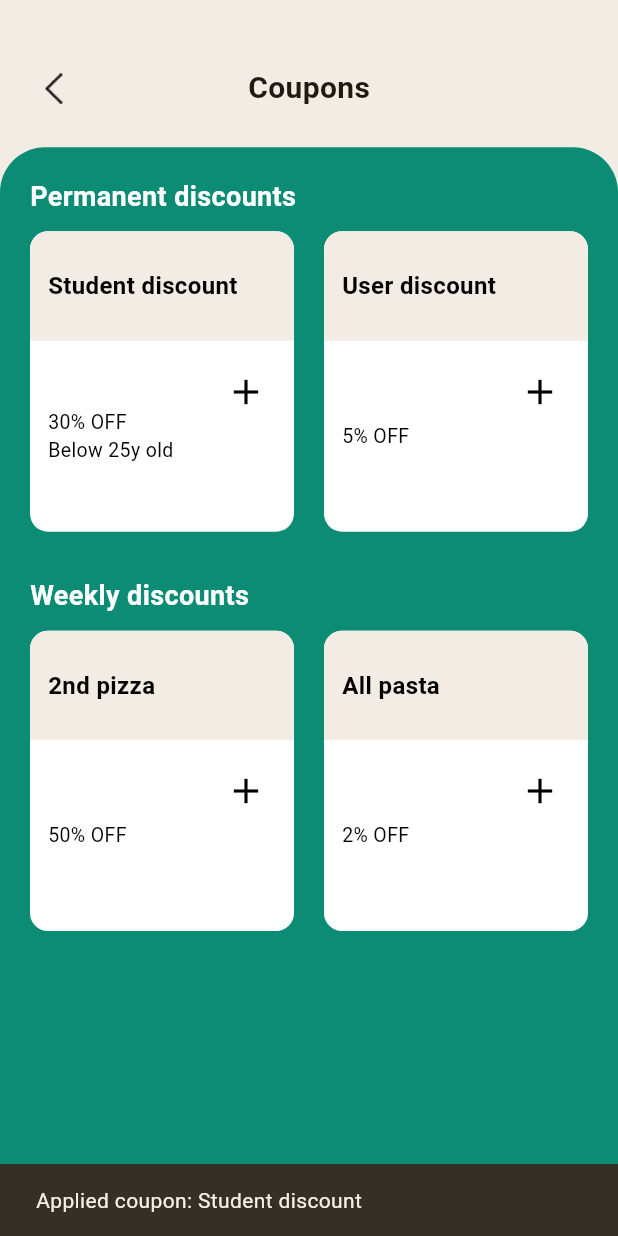
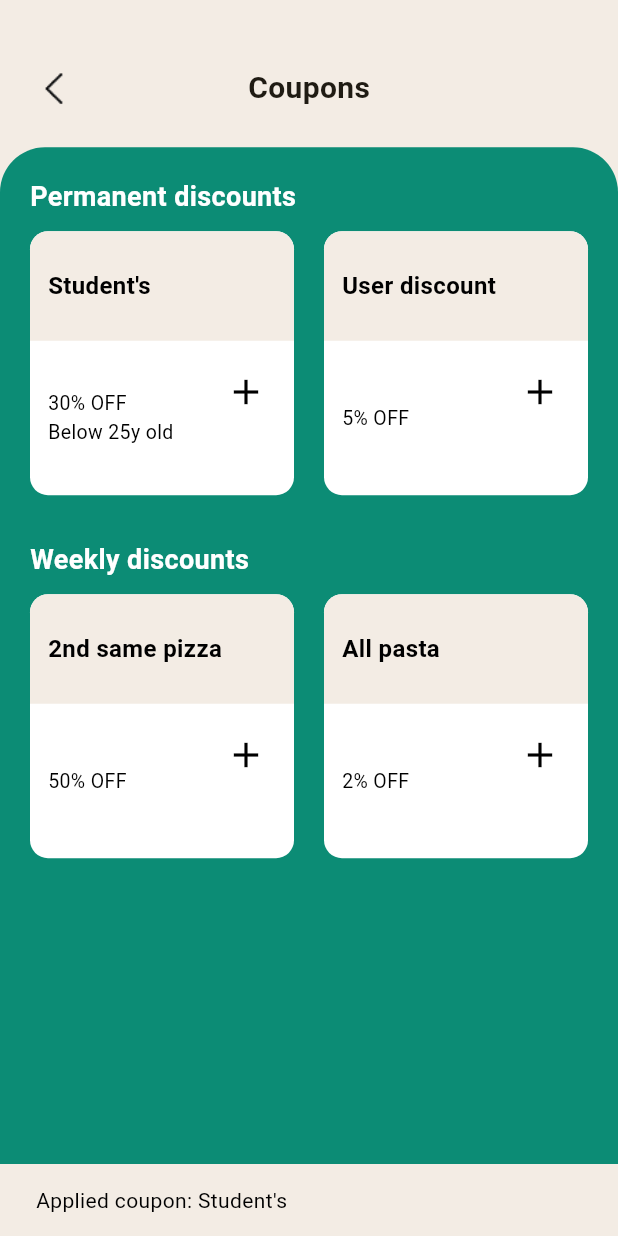
Before and after one commit to MateuszWik/Prossciutto_, a Flutter app: the Coupons widget shown alone on an empty page, opened directly, after a tap on the "add" icon, on a phone screen of 412 x 824 dp. Run offline on Flutter 3.47's test engine with Material 3 defaults, Android fonts, the phone set to English and light mode, and no system bars; our stand-ins replace get_storage; accounts and stored records are empty; Roboto replaces fonts that are missing (League Spartan).

Commit message:
Merge remote-tracking branch 'origin/main'
# Conflicts:
#	lib/main.dart

```diff
--- a/lib/coupons.dart
+++ b/lib/coupons.dart
@@ -74,7 +74,7 @@ class _CouponsState extends State<Coupons> {
                     ),
                     const SizedBox(height: 10),
                     _buildCouponGrid(_buildCouponCards([
-                      {'title': 'Student discount', 'description': '30% OFF\nBelow 25y old'},
+                      {'title': "Student's", 'description': '30% OFF\nBelow 25y old'},
                       {'title': 'User discount', 'description': '5% OFF'},
                     ])),
                     const SizedBox(height: 30),
@@ -88,7 +88,7 @@ class _CouponsState extends State<Coupons> {
                     ),
                     const SizedBox(height: 10),
                     _buildCouponGrid(_buildCouponCards([
-                      {'title': '2nd pizza', 'description': '50% OFF'},
+                      {'title': '2nd same pizza', 'description': '50% OFF'},
                       {'title': 'All pasta', 'description': '2% OFF'},
                     ])),
                   ],
@@ -118,7 +118,7 @@ class _CouponsState extends State<Coupons> {
         double spacing = 20;
         double totalSpacing = spacing * (crossAxisCount - 1);
         double itemWidth = (width - totalSpacing) / crossAxisCount;
-        double itemHeight = itemWidth * 0.80/0.703;
+        double itemHeight = itemWidth * 0.80/0.8;
 
         return GridView.count(
           shrinkWrap: true,
@@ -189,9 +189,14 @@ class _CouponsState extends State<Coupons> {
 
                       ScaffoldMessenger.of(context).showSnackBar(
                         SnackBar(
-                          content: Text('Applied coupon: ${coupon.title}'),
-                          duration: Duration(seconds: 2),
+                          content: Text(
+                            'Applied coupon: ${coupon.title}',
+                            style: TextStyle(color: Colors.black), // 🔥 tu zmieniamy kolor tekstu
+                          ),
+                          duration: Duration(seconds: 3),
+                          backgroundColor: mainWhite,
                         ),
+
                       );
                     },
                   ),
--- a/lib/main.dart
+++ b/lib/main.dart
@@ -107,7 +107,7 @@ class _Menu extends State<Menu> {
         throw UnimplementedError('No widget for $selectedIndex');
     }
 
-    Color navBarColor = selectedIndex == 2 || selectedIndex == 4
+    Color navBarColor = selectedIndex == 2|| selectedIndex == 4
         ? Color(0xFFF3ECE4)
         : Color(0xFF0C8C75);
 
```
Also changed, not shown: lib/cart.dart (+16 -79 lines).
